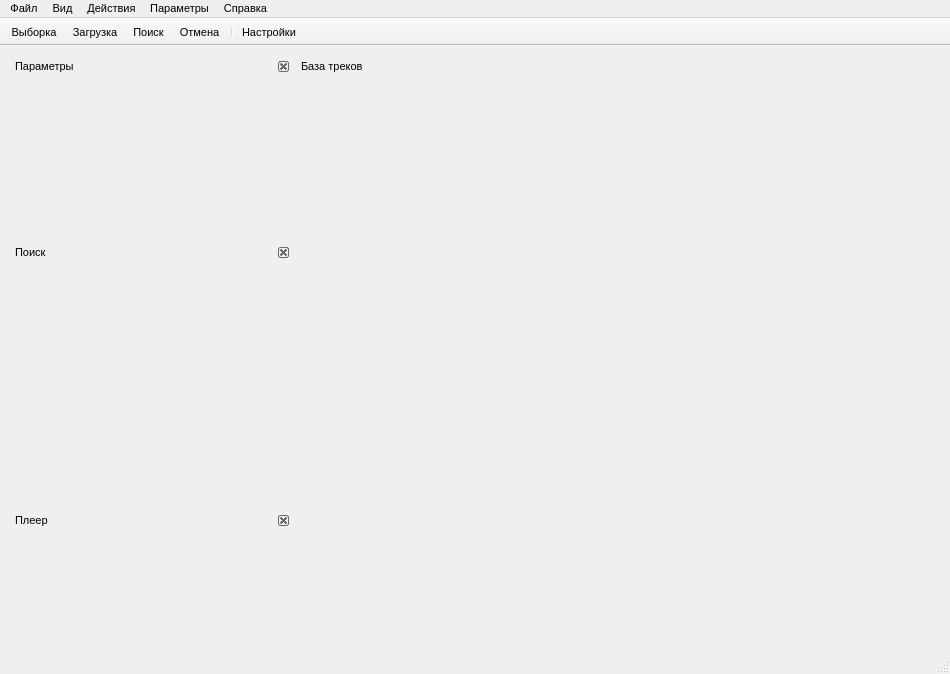
Above: mainwindow.ui from sidorplugin/HearDemoTrackEasy before the change. Below: the same form after it.
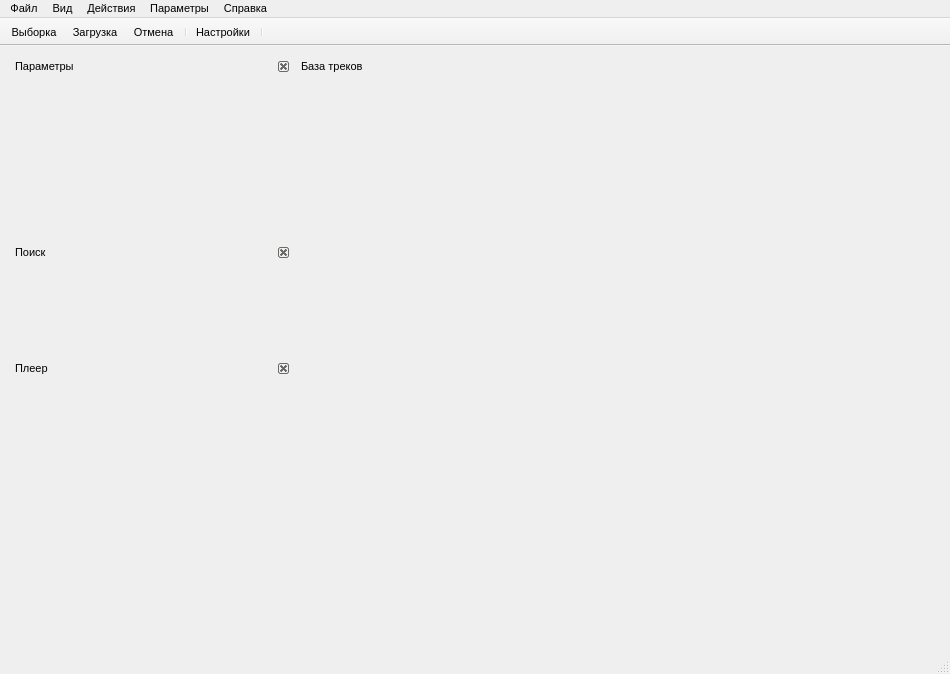
That is the form after the change. Icons and pictures are not drawn.

Commit message: Search widget prepare

```diff
--- a/mainwindow.ui
+++ b/mainwindow.ui
@@ -36,33 +36,7 @@
    <bool>false</bool>
   </property>
   <widget class="QWidget" name="centralWidget">
-   <layout class="QGridLayout" name="gridLayout_2">
-    <item row="3" column="0">
-     <widget class="QDockWidget" name="dockWidgetPlay">
-      <property name="minimumSize">
-       <size>
-        <width>280</width>
-        <height>130</height>
-       </size>
-      </property>
-      <property name="maximumSize">
-       <size>
-        <width>280</width>
-        <height>130</height>
-       </size>
-      </property>
-      <property name="features">
-       <set>QDockWidget::DockWidgetClosable</set>
-      </property>
-      <property name="allowedAreas">
-       <set>Qt::LeftDockWidgetArea</set>
-      </property>
-      <property name="windowTitle">
-       <string>Плеер</string>
-      </property>
-      <widget class="QWidget" name="dockWidgetContents_3"/>
-     </widget>
-    </item>
+   <layout class="QGridLayout" name="gridLayout">
     <item row="0" column="0">
      <widget class="QDockWidget" name="dockWidgetParameters">
       <property name="sizePolicy">
@@ -126,13 +100,13 @@
       <property name="minimumSize">
        <size>
         <width>280</width>
-        <height>180</height>
+        <height>110</height>
        </size>
       </property>
       <property name="maximumSize">
        <size>
         <width>280</width>
-        <height>180</height>
+        <height>110</height>
        </size>
       </property>
       <property name="features">
@@ -144,7 +118,33 @@
       <property name="windowTitle">
        <string>Поиск</string>
       </property>
-      <widget class="QWidget" name="dockWidgetContents_2"/>
+      <widget class="QWidget" name="dockWidgetContents_7"/>
+     </widget>
+    </item>
+    <item row="2" column="0">
+     <widget class="QDockWidget" name="dockWidgetPlay">
+      <property name="minimumSize">
+       <size>
+        <width>280</width>
+        <height>130</height>
+       </size>
+      </property>
+      <property name="maximumSize">
+       <size>
+        <width>280</width>
+        <height>130</height>
+       </size>
+      </property>
+      <property name="features">
+       <set>QDockWidget::DockWidgetClosable</set>
+      </property>
+      <property name="allowedAreas">
+       <set>Qt::LeftDockWidgetArea</set>
+      </property>
+      <property name="windowTitle">
+       <string>Плеер</string>
+      </property>
+      <widget class="QWidget" name="dockWidgetContents_3"/>
      </widget>
     </item>
    </layout>
@@ -240,6 +240,12 @@
    <property name="windowTitle">
     <string>toolBar</string>
    </property>
+   <property name="layoutDirection">
+    <enum>Qt::LeftToRight</enum>
+   </property>
+   <property name="autoFillBackground">
+    <bool>false</bool>
+   </property>
    <property name="movable">
     <bool>false</bool>
    </property>
@@ -263,10 +269,10 @@
    </attribute>
    <addaction name="action_Fetch"/>
    <addaction name="action_Load"/>
-   <addaction name="action_Search"/>
    <addaction name="action_Cancel"/>
    <addaction name="separator"/>
    <addaction name="action_Preferences"/>
+   <addaction name="separator"/>
   </widget>
   <action name="action_Clear">
    <property name="icon">
@@ -364,15 +370,6 @@
     <string>Показать панель управления</string>
    </property>
   </action>
-  <action name="action_Search">
-   <property name="icon">
-    <iconset resource="resources/resources.qrc">
-     <normaloff>:/images_ui/images/search.png</normaloff>:/images_ui/images/search.png</iconset>
-   </property>
-   <property name="text">
-    <string>Поиск</string>
-   </property>
-  </action>
  </widget>
  <layoutdefault spacing="6" margin="11"/>
  <resources>
```
Left out of the diff: 6 changed lines with no effect on the pictures. The commit also changes 29 other files.
